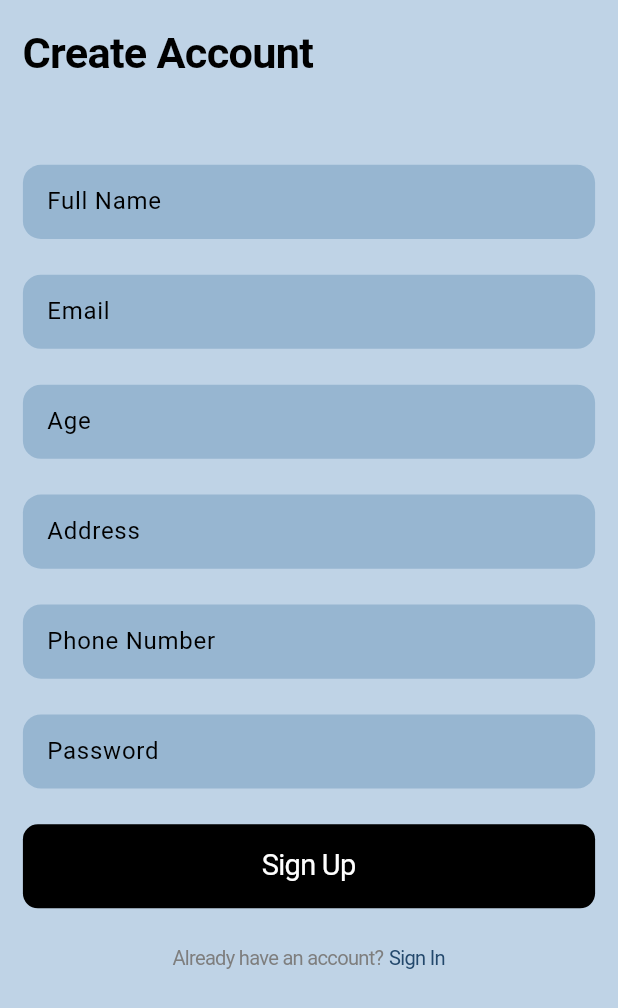
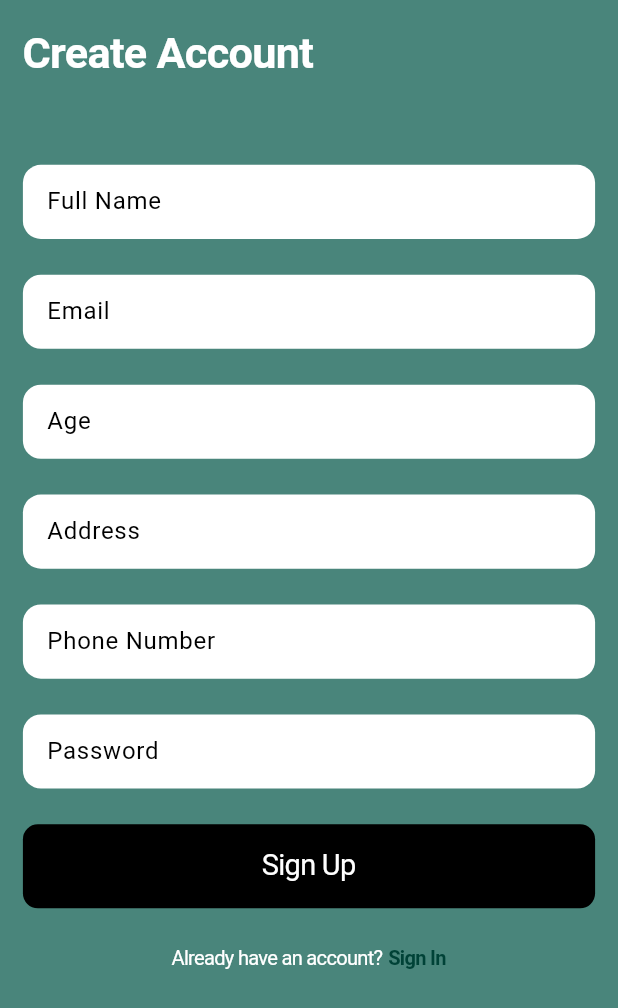
Before and after one commit to Nimra-Amjad/pet_store, a Flutter app: the screen it shows after launch, after a tap on "Sign Up", on a phone screen of 412 x 824 dp. Shown: the top 1008 px of the screen. Run offline on Flutter 3.47's test engine with Material 3 defaults, Android fonts, the phone set to English and light mode, and no system bars; our stand-ins replace cloud_firestore, firebase_auth, firebase_core, firebase_storage, fluttertoast, get and 3 more; accounts and stored records are empty; Roboto replaces fonts that are missing (SafeGoogleFont).

```diff
--- a/lib/src/components/button/customButton.dart
+++ b/lib/src/components/button/customButton.dart
@@ -6,8 +6,9 @@ class CustomButton extends StatelessWidget {
   final String text;
   final VoidCallback voidCallback;
   final double? width;
+  final Color? btnColor;
   const CustomButton(
-      {super.key, required this.text, required this.voidCallback, this.width});
+      {super.key, required this.text, required this.voidCallback, this.width, this.btnColor});
 
   @override
   Widget build(BuildContext context) {
@@ -18,7 +19,7 @@ class CustomButton extends StatelessWidget {
         alignment: Alignment.center,
         decoration: BoxDecoration(
             borderRadius: BorderRadius.circular(10.0),
-            color: AppColors.primaryBlack),
+            color:btnColor?? AppColors.primaryBlack),
         child: Padding(
           padding: const EdgeInsets.symmetric(vertical: 14.0, horizontal: 20.0),
           child: CustomText(
--- a/lib/src/components/core/app_colors.dart
+++ b/lib/src/components/core/app_colors.dart
@@ -1,6 +1,9 @@
 import 'package:flutter/material.dart';
 
 class AppColors {
+  static const Color greenColor = Color.fromARGB(255, 0, 66, 55);
+  static const Color lightGreenColor = Color.fromARGB(255, 73, 133, 123);
+
   //------------------------Gradient Color-------------------------
   static const Color gradientBlueColor1 =
       Color(0xff73aada); //Gradient1 use for login & signup screen
--- a/lib/src/components/textfield/customTextField.dart
+++ b/lib/src/components/textfield/customTextField.dart
@@ -41,7 +41,7 @@ class CustomTextFormField extends StatelessWidget {
         validator: validator,
         decoration: InputDecoration(
             filled: true,
-            fillColor: fillColor ?? AppColors.textfieldBlue,
+            fillColor: fillColor ?? AppColors.primaryWhite,
             enabledBorder: OutlineInputBorder(
                 borderSide: const BorderSide(color: AppColors.transparent),
                 borderRadius: BorderRadius.circular(12.0)),
--- a/lib/src/components/widgets/topHeadingContainer.dart
+++ b/lib/src/components/widgets/topHeadingContainer.dart
@@ -14,12 +14,13 @@ class TopHeadingContainer extends StatelessWidget {
       alignment: Alignment.center,
       decoration: BoxDecoration(
           borderRadius: BorderRadius.circular(15.0),
-          color: AppColors.topHeaderColorLight),
+          color: AppColors.greenColor),
       child: Padding(
         padding: EdgeInsets.symmetric(vertical: 12.sp),
         child: CustomText(
           text: text,
           fontWeight: FontWeight.bold,
+          textColor: AppColors.primaryWhite,
           fontSize: 16.sp,
         ),
       ),
--- a/lib/src/screens/authentication/login_screen.dart
+++ b/lib/src/screens/authentication/login_screen.dart
@@ -18,7 +18,7 @@ class LoginScreen extends StatelessWidget {
     TextEditingController passwordController = TextEditingController();
     final AuthController authController = Get.put(AuthController());
     return Scaffold(
-      backgroundColor: AppColors.gradientWhiteHomeColor2,
+      backgroundColor: AppColors.lightGreenColor,
       body: SafeArea(
         child: Padding(
           padding: EdgeInsets.all(16.sp),
@@ -31,6 +31,7 @@ class LoginScreen extends StatelessWidget {
                   child: CustomText(
                     text: "Login",
                     fontWeight: FontWeight.bold,
+                    textColor: AppColors.primaryWhite,
                     fontSize: 22.sp,
                   ),
                 ),
@@ -41,7 +42,7 @@ class LoginScreen extends StatelessWidget {
                   alignment: Alignment.centerLeft,
                   child: CustomText(
                     text: "Please sign in to continue",
-                    textColor: AppColors.primaryGrey,
+                    textColor: AppColors.primaryWhite,
                     fontSize: 16.sp,
                   ),
                 ),
@@ -50,16 +51,16 @@ class LoginScreen extends StatelessWidget {
                 ),
                 CustomTextFormField(
                   controller: emailController,
-                  hintText: "Enter your Email",
                   labelText: "Enter your Email",
+                  hintText: "",
                 ),
                 SizedBox(
                   height: 20.sp,
                 ),
                 CustomTextFormField(
                   controller: passwordController,
-                  hintText: "Enter your password",
                   labelText: "Enter your password",
+                  hintText: "",
                 ),
                 SizedBox(
                   height: 20.sp,
@@ -88,7 +89,7 @@ class LoginScreen extends StatelessWidget {
                   children: [
                     CustomText(
                       text: "Don't have an account?",
-                      textColor: AppColors.primaryGrey,
+                      textColor: AppColors.primaryWhite,
                       fontSize: 15.sp,
                     ),
                     SizedBox(
@@ -103,7 +104,8 @@ class LoginScreen extends StatelessWidget {
                       },
                       child: CustomText(
                         text: "Sign Up",
-                        textColor: AppColors.textBlue,
+                        fontWeight: FontWeight.bold,
+                        textColor: AppColors.greenColor,
                         fontSize: 15.sp,
                       ),
                     ),
--- a/lib/src/screens/authentication/signup_screen.dart
+++ b/lib/src/screens/authentication/signup_screen.dart
@@ -23,7 +23,7 @@ class SignUpScreen extends StatelessWidget {
     final AuthController authController = Get.put(AuthController());
 
     return Scaffold(
-      backgroundColor: AppColors.gradientWhiteHomeColor2,
+      backgroundColor: AppColors.lightGreenColor,
       body: SafeArea(
         child: Padding(
           padding: EdgeInsets.all(16.sp),
@@ -36,6 +36,7 @@ class SignUpScreen extends StatelessWidget {
                   child: CustomText(
                     text: "Create Account",
                     fontWeight: FontWeight.bold,
+                    textColor: AppColors.primaryWhite,
                     fontSize: 22.sp,
                   ),
                 ),
@@ -44,8 +45,8 @@ class SignUpScreen extends StatelessWidget {
                 ),
                 CustomTextFormField(
                   controller: nameController,
+                  labelText: "Full Name",
                   hintText: "Full Name",
-                  labelText: "Full Name",
                 ),
                 SizedBox(
                   height: 20.sp,
@@ -60,32 +61,32 @@ class SignUpScreen extends StatelessWidget {
                 ),
                 CustomTextFormField(
                   controller: ageController,
+                  labelText: "Age",
                   hintText: "Age",
-                  labelText: "Age",
                 ),
                 SizedBox(
                   height: 20.sp,
                 ),
                 CustomTextFormField(
                   controller: addressController,
+                  labelText: "Address",
                   hintText: "Address",
-                  labelText: "Address",
                 ),
                 SizedBox(
                   height: 20.sp,
                 ),
                 CustomTextFormField(
                   controller: phoneController,
+                  labelText: "Phone Number",
                   hintText: "Phone Number",
-                  labelText: "Phone Number",
                 ),
                 SizedBox(
                   height: 20.sp,
                 ),
                 CustomTextFormField(
                   controller: passwordController,
+                  labelText: "Password",
                   hintText: "Password",
-                  labelText: "Password",
                 ),
                 SizedBox(
                   height: 20.sp,
@@ -119,7 +120,7 @@ class SignUpScreen extends StatelessWidget {
                   children: [
                     CustomText(
                       text: "Already have an account?",
-                      textColor: AppColors.primaryGrey,
+                      textColor: AppColors.primaryWhite,
                       fontSize: 15.sp,
                     ),
                     SizedBox(
@@ -135,7 +136,8 @@ class SignUpScreen extends StatelessWidget {
                       },
                       child: CustomText(
                         text: "Sign In",
-                        textColor: AppColors.textBlue,
+                        textColor: AppColors.greenColor,
+                        fontWeight: FontWeight.bold,
                         fontSize: 15.sp,
                       ),
                     ),
--- a/lib/src/screens/bottomNavBar/screens/pet_shelter.dart
+++ b/lib/src/screens/bottomNavBar/screens/pet_shelter.dart
@@ -1,4 +1,5 @@
 import 'package:flutter/material.dart';
+import 'package:pet_store_app/src/components/core/app_colors.dart';
 import 'package:pet_store_app/src/components/textfield/customTextField.dart';
 import 'package:pet_store_app/src/components/widgets/shelterContainer.dart';
 import 'package:pet_store_app/src/components/widgets/topHeadingContainer.dart';
@@ -26,6 +27,7 @@ class PetShelterScreen extends StatelessWidget {
                     hintText: "Search",
                     labelText: "Search",
                     suffixIcon: Icons.search,
+                    fillColor: AppColors.lightGrey,
                     controller: searchController),
                 SizedBox(
                   height: 2.h,
--- a/lib/src/screens/bottomNavBar/screens/tabbar/pet_community.dart
+++ b/lib/src/screens/bottomNavBar/screens/tabbar/pet_community.dart
@@ -59,7 +59,7 @@ class _PetCommunityState extends State<PetCommunity>
       controller: _tabController,
       children: const [
         VideosScreen(index: 0),
-        DiscussionScreen(index: 1),
+        // DiscussionScreen(index: 1),
         AdoptScreen(index: 2),
       ],
     );
--- a/pubspec.yaml
+++ b/pubspec.yaml
@@ -30,7 +30,6 @@ environment:
 dependencies:
   cloud_firestore: ^4.3.1
   cupertino_icons: ^1.0.2
-  fancy_bottom_navigation: ^0.3.3
   firebase_auth: ^4.2.4
   firebase_core: ^2.4.1
   firebase_storage: ^11.6.5
```
Also changed, not shown: lib/src/components/drawer/drawer.dart (+5 -2 lines), lib/src/components/widgets/shelterContainer.dart (+8 -2 lines), lib/src/controllers/bottomNavBar_controller.dart (+8 -11 lines), lib/src/screens/bottomNavBar/bottomNavBar.dart (+104 -77 lines), lib/src/screens/bottomNavBar/screens/pet_store.dart (+10 -8 lines), lib/src/screens/bottomNavBar/screens/tabbar/add_comment.dart (+25 -3 lines), lib/src/screens/bottomNavBar/screens/tabbar/add_post.dart (+20 -5 lines), lib/src/screens/bottomNavBar/screens/tabbar/discussion.dart (+42 -18 lines), pubspec.lock.
